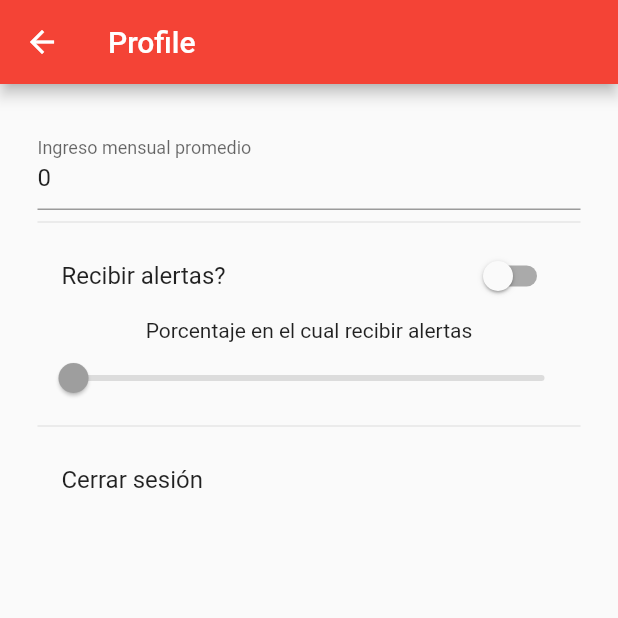
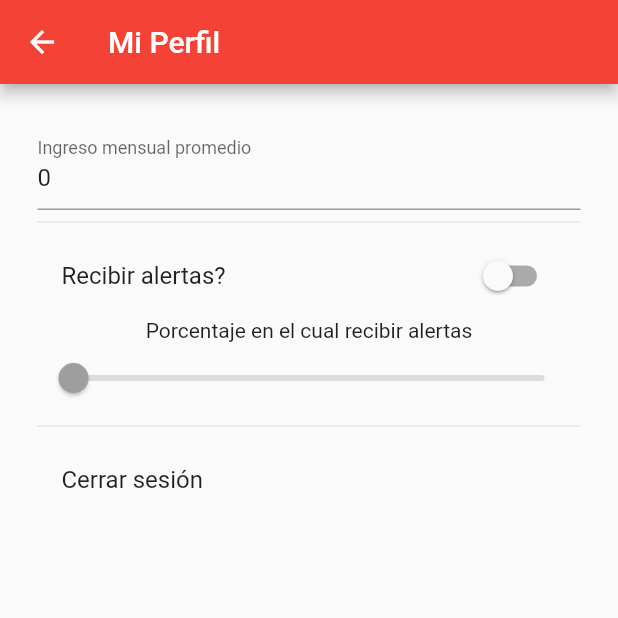
Before and after one commit to Saraujoc92/angelhack2019, a Flutter app: the Profile screen opened directly, on a phone screen of 412 x 824 dp, the top half of it. Run offline on Flutter 3.47's test engine with Material 2 defaults, Android fonts, the phone set to English and light mode, and no system bars; our stand-ins replace badges, charts_flutter, cloud_firestore, firebase_auth, firebase_messaging, flutter_animation_progress_bar and 1 more; accounts and stored records are empty.

Commit message:
fix(screens): home and profile screen modified

```diff
--- a/financial_advisor/lib/screens/profile/profile.dart
+++ b/financial_advisor/lib/screens/profile/profile.dart
@@ -12,7 +12,7 @@ class _ProfileState extends State<Profile> {
   Widget build(BuildContext context) {
     return Scaffold(
       appBar: AppBar(
-        title: Text('Profile'),
+        title: Text('Mi Perfil'),
       ),
       body: Container(
         padding: EdgeInsets.all(25),
```
Also changed, not shown: financial_advisor/lib/screens/home/home.dart (+4 -3 lines).
